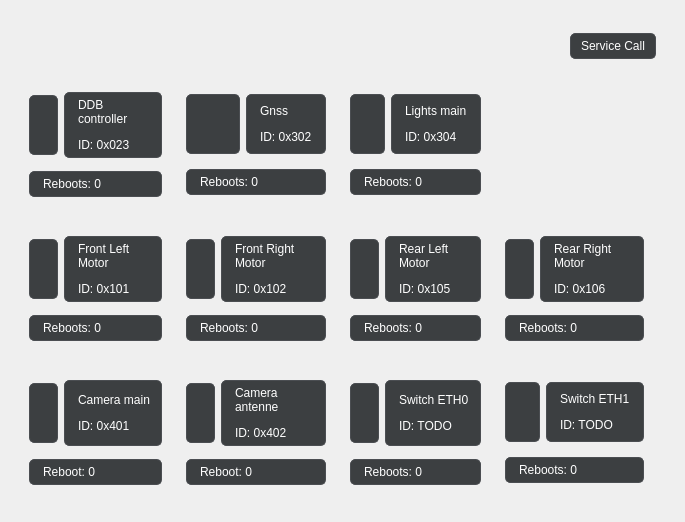
This is rover_gui/ui/ui/DeviceStatus.ui in robotique-udes/rover as Qt 5 draws it before an edit. The edited form follows.
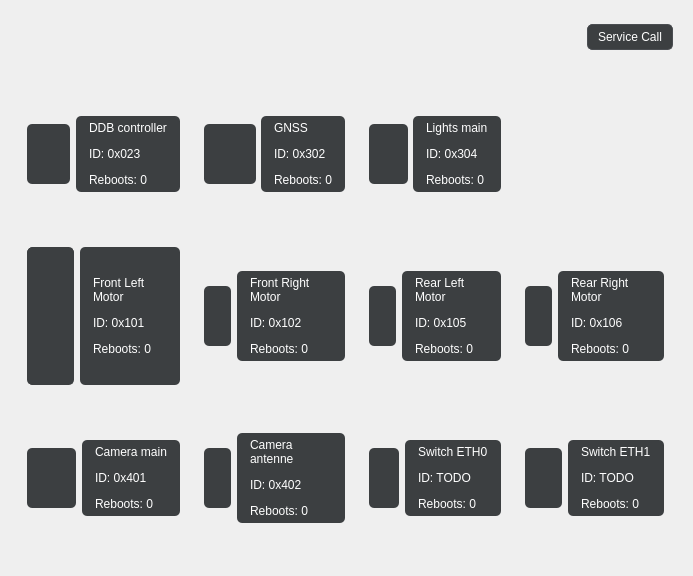
This is the edited form. Icons and pictures are not drawn.

What changed in the file:
```diff
--- a/rover_gui/ui/ui/DeviceStatus.ui
+++ b/rover_gui/ui/ui/DeviceStatus.ui
@@ -6,8 +6,8 @@
    <rect>
     <x>0</x>
     <y>0</y>
-    <width>685</width>
-    <height>522</height>
+    <width>693</width>
+    <height>576</height>
    </rect>
   </property>
   <property name="windowTitle">
@@ -17,380 +17,46 @@
    <string notr="true">QLabel {
 		background-color: #3c3f41;
 		color: #FFFFFF;
-		border: 1px solid #4b4e52;
 		border-radius: 5px;
 		padding: 5px 10px;
 }</string>
   </property>
   <layout class="QGridLayout" name="gridLayout_2">
    <item row="0" column="5">
-    <widget class="QWidget" name="deviceInfos" native="true">
-     <layout class="QGridLayout" name="gridLayout">
-      <item row="2" column="3">
-       <widget class="QWidget" name="rearleftMotor" native="true">
-        <layout class="QGridLayout" name="gridLayout_9">
-         <item row="0" column="0">
-          <widget class="QLabel" name="rearleftMotorIcon">
-           <property name="enabled">
-            <bool>true</bool>
-           </property>
-           <property name="sizePolicy">
-            <sizepolicy hsizetype="Minimum" vsizetype="Minimum">
-             <horstretch>0</horstretch>
-             <verstretch>0</verstretch>
-            </sizepolicy>
-           </property>
-           <property name="maximumSize">
-            <size>
-             <width>60</width>
-             <height>60</height>
-            </size>
-           </property>
-           <property name="autoFillBackground">
-            <bool>false</bool>
-           </property>
-           <property name="lineWidth">
-            <number>1</number>
-           </property>
-           <property name="text">
-            <string/>
-           </property>
-           <property name="pixmap">
-            <pixmap resource="../../src/Global/Constant/resources.qrc">:/icons/icons/motor.png</pixmap>
-           </property>
-           <property name="scaledContents">
-            <bool>true</bool>
-           </property>
-          </widget>
-         </item>
-         <item row="0" column="1">
-          <widget class="QLabel" name="rearleftMotorInfo">
-           <property name="text">
-            <string>&lt;html&gt;&lt;head/&gt;&lt;body&gt;&lt;p&gt;Rear Left Motor&lt;/p&gt;&lt;p&gt;ID: 0x105&lt;/p&gt;&lt;/body&gt;&lt;/html&gt;</string>
-           </property>
-           <property name="wordWrap">
-            <bool>true</bool>
-           </property>
-          </widget>
-         </item>
-         <item row="1" column="0" colspan="2">
-          <widget class="QLabel" name="rearleftMotorReboot">
-           <property name="sizePolicy">
-            <sizepolicy hsizetype="Preferred" vsizetype="Maximum">
-             <horstretch>0</horstretch>
-             <verstretch>0</verstretch>
-            </sizepolicy>
-           </property>
-           <property name="styleSheet">
-            <string notr="true"/>
-           </property>
-           <property name="text">
-            <string>&lt;html&gt;&lt;head/&gt;&lt;body&gt;&lt;p&gt;Reboots: 0&lt;/p&gt;&lt;/body&gt;&lt;/html&gt;</string>
-           </property>
-          </widget>
-         </item>
-        </layout>
-       </widget>
-      </item>
-      <item row="1" column="2">
-       <widget class="QWidget" name="gnss" native="true">
-        <layout class="QGridLayout" name="gridLayout_17">
-         <item row="0" column="1">
-          <widget class="QLabel" name="gnssInfo">
-           <property name="text">
-            <string>&lt;html&gt;&lt;head/&gt;&lt;body&gt;&lt;p&gt;Gnss&lt;/p&gt;&lt;p&gt;ID: 0x302&lt;/p&gt;&lt;/body&gt;&lt;/html&gt;</string>
-           </property>
-           <property name="wordWrap">
-            <bool>true</bool>
-           </property>
-          </widget>
-         </item>
-         <item row="0" column="0">
-          <widget class="QLabel" name="frontrightMotorIcon_3">
-           <property name="enabled">
-            <bool>true</bool>
-           </property>
-           <property name="sizePolicy">
-            <sizepolicy hsizetype="Minimum" vsizetype="Minimum">
-             <horstretch>0</horstretch>
-             <verstretch>0</verstretch>
-            </sizepolicy>
-           </property>
-           <property name="maximumSize">
-            <size>
-             <width>60</width>
-             <height>60</height>
-            </size>
-           </property>
-           <property name="autoFillBackground">
-            <bool>false</bool>
-           </property>
-           <property name="lineWidth">
-            <number>1</number>
-           </property>
-           <property name="text">
-            <string/>
-           </property>
-           <property name="pixmap">
-            <pixmap resource="../../src/Global/Constant/resources.qrc">:/icons/icons/gnss.png</pixmap>
-           </property>
-           <property name="scaledContents">
-            <bool>true</bool>
-           </property>
-          </widget>
-         </item>
-         <item row="1" column="0" colspan="2">
-          <widget class="QLabel" name="gnssReboot">
-           <property name="sizePolicy">
-            <sizepolicy hsizetype="Preferred" vsizetype="Maximum">
-             <horstretch>0</horstretch>
-             <verstretch>0</verstretch>
-            </sizepolicy>
-           </property>
-           <property name="text">
-            <string>Reboots: 0</string>
-           </property>
-           <property name="wordWrap">
-            <bool>true</bool>
-           </property>
-          </widget>
-         </item>
-        </layout>
-       </widget>
-      </item>
-      <item row="3" column="1">
-       <widget class="QWidget" name="cameraMain" native="true">
-        <layout class="QGridLayout" name="gridLayout_15">
-         <item row="0" column="1">
-          <widget class="QLabel" name="cameraMainInfo">
-           <property name="text">
-            <string>&lt;html&gt;&lt;head/&gt;&lt;body&gt;&lt;p&gt;Camera main&lt;/p&gt;&lt;p&gt;ID: 0x401&lt;/p&gt;&lt;/body&gt;&lt;/html&gt;</string>
-           </property>
-           <property name="wordWrap">
-            <bool>true</bool>
-           </property>
-          </widget>
-         </item>
-         <item row="0" column="0">
-          <widget class="QLabel" name="CamMainIcon">
-           <property name="enabled">
-            <bool>true</bool>
-           </property>
-           <property name="sizePolicy">
-            <sizepolicy hsizetype="Minimum" vsizetype="Minimum">
-             <horstretch>0</horstretch>
-             <verstretch>0</verstretch>
-            </sizepolicy>
-           </property>
-           <property name="maximumSize">
-            <size>
-             <width>60</width>
-             <height>60</height>
-            </size>
-           </property>
-           <property name="autoFillBackground">
-            <bool>false</bool>
-           </property>
-           <property name="lineWidth">
-            <number>1</number>
-           </property>
-           <property name="text">
-            <string/>
-           </property>
-           <property name="pixmap">
-            <pixmap resource="../../src/Global/Constant/resources.qrc">:/icons/icons/camera.png</pixmap>
-           </property>
-           <property name="scaledContents">
-            <bool>true</bool>
-           </property>
-          </widget>
-         </item>
-         <item row="1" column="0" colspan="2">
-          <widget class="QLabel" name="cameraMainReboot">
-           <property name="sizePolicy">
-            <sizepolicy hsizetype="Preferred" vsizetype="Maximum">
-             <horstretch>0</horstretch>
-             <verstretch>0</verstretch>
-            </sizepolicy>
-           </property>
-           <property name="text">
-            <string>Reboot: 0</string>
-           </property>
-           <property name="wordWrap">
-            <bool>true</bool>
-           </property>
-          </widget>
-         </item>
-        </layout>
-       </widget>
-      </item>
-      <item row="2" column="1">
-       <widget class="QWidget" name="frontleftMotor" native="true">
-        <layout class="QGridLayout" name="gridLayout_11">
-         <item row="0" column="0">
-          <widget class="QLabel" name="frontleftMotorIcon">
-           <property name="enabled">
-            <bool>true</bool>
-           </property>
-           <property name="sizePolicy">
-            <sizepolicy hsizetype="Minimum" vsizetype="Minimum">
-             <horstretch>0</horstretch>
-             <verstretch>0</verstretch>
-            </sizepolicy>
-           </property>
-           <property name="maximumSize">
-            <size>
-             <width>60</width>
-             <height>60</height>
-            </size>
-           </property>
-           <property name="autoFillBackground">
-            <bool>false</bool>
-           </property>
-           <property name="lineWidth">
-            <number>1</number>
-           </property>
-           <property name="text">
-            <string/>
-           </property>
-           <property name="pixmap">
-            <pixmap resource="../../src/Global/Constant/resources.qrc">:/icons/icons/motor.png</pixmap>
-           </property>
-           <property name="scaledContents">
-            <bool>true</bool>
-           </property>
-          </widget>
-         </item>
-         <item row="0" column="1">
-          <widget class="QLabel" name="frontleftMotorInfo">
-           <property name="text">
-            <string>&lt;html&gt;&lt;head/&gt;&lt;body&gt;&lt;p&gt;Front Left Motor&lt;/p&gt;&lt;p&gt;ID: 0x101&lt;/p&gt;&lt;/body&gt;&lt;/html&gt;</string>
-           </property>
-           <property name="wordWrap">
-            <bool>true</bool>
-           </property>
-          </widget>
-         </item>
-         <item row="1" column="0" colspan="2">
-          <widget class="QLabel" name="frontleftMotorReboot">
-           <property name="sizePolicy">
-            <sizepolicy hsizetype="Preferred" vsizetype="Maximum">
-             <horstretch>0</horstretch>
-             <verstretch>0</verstretch>
-            </sizepolicy>
-           </property>
-           <property name="styleSheet">
-            <string notr="true"/>
-           </property>
-           <property name="text">
-            <string>&lt;html&gt;&lt;head/&gt;&lt;body&gt;&lt;p&gt;Reboots: 0&lt;/p&gt;&lt;/body&gt;&lt;/html&gt;</string>
-           </property>
-          </widget>
-         </item>
-        </layout>
-       </widget>
-      </item>
-      <item row="2" column="2">
-       <widget class="QWidget" name="frontrightMotor" native="true">
-        <layout class="QGridLayout" name="gridLayout_3">
-         <item row="0" column="0">
-          <widget class="QLabel" name="frontrightMotorIcon">
-           <property name="enabled">
-            <bool>true</bool>
-           </property>
-           <property name="sizePolicy">
-            <sizepolicy hsizetype="Minimum" vsizetype="Minimum">
-             <horstretch>0</horstretch>
-             <verstretch>0</verstretch>
-            </sizepolicy>
-           </property>
-           <property name="maximumSize">
-            <size>
-             <width>60</width>
-             <height>60</height>
-            </size>
-           </property>
-           <property name="autoFillBackground">
-            <bool>false</bool>
-           </property>
-           <property name="lineWidth">
-            <number>1</number>
-           </property>
-           <property name="text">
-            <string/>
-           </property>
-           <property name="pixmap">
-            <pixmap resource="../../src/Global/Constant/resources.qrc">:/icons/icons/motor.png</pixmap>
-           </property>
-           <property name="scaledContents">
-            <bool>true</bool>
-           </property>
-          </widget>
-         </item>
-         <item row="1" column="0" colspan="2">
-          <widget class="QLabel" name="frontrightMotorReboot">
-           <property name="sizePolicy">
-            <sizepolicy hsizetype="Preferred" vsizetype="Maximum">
-             <horstretch>0</horstretch>
-             <verstretch>0</verstretch>
-            </sizepolicy>
-           </property>
-           <property name="styleSheet">
-            <string notr="true"/>
-           </property>
-           <property name="text">
-            <string>&lt;html&gt;&lt;head/&gt;&lt;body&gt;&lt;p&gt;Reboots: 0&lt;/p&gt;&lt;/body&gt;&lt;/html&gt;</string>
-           </property>
-          </widget>
-         </item>
-         <item row="0" column="1">
-          <widget class="QLabel" name="frontrightMotorInfo">
-           <property name="text">
-            <string>&lt;html&gt;&lt;head/&gt;&lt;body&gt;&lt;p&gt;Front Right Motor&lt;/p&gt;&lt;p&gt;ID: 0x102&lt;/p&gt;&lt;/body&gt;&lt;/html&gt;</string>
-           </property>
-           <property name="wordWrap">
-            <bool>true</bool>
-           </property>
-          </widget>
-         </item>
-        </layout>
-       </widget>
-      </item>
-      <item row="0" column="1" colspan="6">
-       <widget class="QWidget" name="serviceCall" native="true">
-        <property name="sizePolicy">
-         <sizepolicy hsizetype="Minimum" vsizetype="Minimum">
-          <horstretch>0</horstretch>
-          <verstretch>0</verstretch>
-         </sizepolicy>
+    <widget class="QWidget" name="serviceCall" native="true">
+     <property name="sizePolicy">
+      <sizepolicy hsizetype="Minimum" vsizetype="Minimum">
+       <horstretch>0</horstretch>
+       <verstretch>0</verstretch>
+      </sizepolicy>
+     </property>
+     <property name="maximumSize">
+      <size>
+       <width>16777215</width>
+       <height>50</height>
+      </size>
+     </property>
+     <layout class="QHBoxLayout" name="horizontalLayout_2">
+      <property name="bottomMargin">
+       <number>7</number>
+      </property>
+      <item>
+       <spacer name="horizontalSpacer">
+        <property name="orientation">
+         <enum>Qt::Horizontal</enum>
         </property>
-        <property name="maximumSize">
+        <property name="sizeHint" stdset="0">
          <size>
-          <width>16777215</width>
-          <height>50</height>
+          <width>40</width>
+          <height>20</height>
          </size>
         </property>
-        <layout class="QHBoxLayout" name="horizontalLayout">
-         <property name="bottomMargin">
-          <number>7</number>
-         </property>
-         <item>
-          <spacer name="horizontalSpacer">
-           <property name="orientation">
-            <enum>Qt::Horizontal</enum>
-           </property>
-           <property name="sizeHint" stdset="0">
-            <size>
-             <width>40</width>
-             <height>20</height>
-            </size>
-           </property>
-          </spacer>
-         </item>
-         <item>
-          <widget class="QPushButton" name="pb_serviceCall">
-           <property name="styleSheet">
-            <string notr="true">QPushButton {
+       </spacer>
+      </item>
+      <item>
+       <widget class="QPushButton" name="pb_serviceCall">
+        <property name="styleSheet">
+         <string notr="true">QPushButton {
 		background-color: #3c3f41;
 		color: #FFFFFF;
 		border: 1px solid #4b4e52;
@@ -401,9 +67,171 @@
 QPushButton:hover {
     background-color: #4d4d4d;
 }</string>
+        </property>
+        <property name="text">
+         <string>Service Call</string>
+        </property>
+       </widget>
+      </item>
+     </layout>
+    </widget>
+   </item>
+   <item row="1" column="5">
+    <widget class="QWidget" name="deviceInfos" native="true">
+     <layout class="QGridLayout" name="gridLayout">
+      <property name="leftMargin">
+       <number>7</number>
+      </property>
+      <item row="0" column="3">
+       <widget class="QWidget" name="lightsMain" native="true">
+        <layout class="QGridLayout" name="gridLayout_16">
+         <property name="spacing">
+          <number>5</number>
+         </property>
+         <item row="0" column="1">
+          <widget class="QLabel" name="lightsMainInfo">
+           <property name="text">
+            <string>&lt;html&gt;&lt;head/&gt;&lt;body&gt;&lt;p&gt;Lights main&lt;/p&gt;&lt;p&gt;ID: 0x304&lt;/p&gt;&lt;p&gt;Reboots: 0&lt;/p&gt;&lt;/body&gt;&lt;/html&gt;</string>
            </property>
+           <property name="wordWrap">
+            <bool>true</bool>
+           </property>
+          </widget>
+         </item>
+         <item row="0" column="0">
+          <widget class="QLabel" name="lightsMainIcon">
+           <property name="enabled">
+            <bool>true</bool>
+           </property>
+           <property name="sizePolicy">
+            <sizepolicy hsizetype="Minimum" vsizetype="Minimum">
+             <horstretch>0</horstretch>
+             <verstretch>0</verstretch>
+            </sizepolicy>
+           </property>
+           <property name="maximumSize">
+            <size>
+             <width>60</width>
+             <height>60</height>
+            </size>
+           </property>
+           <property name="autoFillBackground">
+            <bool>false</bool>
+           </property>
+           <property name="lineWidth">
+            <number>1</number>
+           </property>
            <property name="text">
-            <string>Service Call</string>
+            <string/>
+           </property>
+           <property name="pixmap">
+            <pixmap resource="../../src/Global/Constant/resources.qrc">:/icons/icons/light.png</pixmap>
+           </property>
+           <property name="scaledContents">
+            <bool>true</bool>
+           </property>
+          </widget>
+         </item>
+        </layout>
+       </widget>
+      </item>
+      <item row="1" column="4">
+       <widget class="QWidget" name="rearrightMotor" native="true">
+        <layout class="QGridLayout" name="gridLayout_10">
+         <item row="0" column="1">
+          <widget class="QLabel" name="rearrightMotorIcon">
+           <property name="enabled">
+            <bool>true</bool>
+           </property>
+           <property name="sizePolicy">
+            <sizepolicy hsizetype="Minimum" vsizetype="Minimum">
+             <horstretch>0</horstretch>
+             <verstretch>0</verstretch>
+            </sizepolicy>
+           </property>
+           <property name="maximumSize">
+            <size>
+             <width>60</width>
+             <height>60</height>
+            </size>
+           </property>
+           <property name="autoFillBackground">
+            <bool>false</bool>
+           </property>
+           <property name="lineWidth">
+            <number>1</number>
+           </property>
+           <property name="text">
+            <string/>
+           </property>
+           <property name="pixmap">
+            <pixmap resource="../../src/Global/Constant/resources.qrc">:/icons/icons/motor.png</pixmap>
+           </property>
+           <property name="scaledContents">
+            <bool>true</bool>
+           </property>
+          </widget>
+         </item>
+         <item row="0" column="2">
+          <widget class="QLabel" name="rearrightMotorInfo">
+           <property name="text">
+            <string>&lt;html&gt;&lt;head/&gt;&lt;body&gt;&lt;p&gt;Rear Right Motor&lt;/p&gt;&lt;p&gt;ID: 0x106&lt;/p&gt;&lt;p&gt;Reboots: 0&lt;/p&gt;&lt;/body&gt;&lt;/html&gt;</string>
+           </property>
+           <property name="wordWrap">
+            <bool>true</bool>
+           </property>
+          </widget>
+         </item>
+        </layout>
+       </widget>
+      </item>
+      <item row="0" column="1">
+       <widget class="QWidget" name="ddbController" native="true">
+        <layout class="QGridLayout" name="gridLayout_18">
+         <property name="verticalSpacing">
+          <number>5</number>
+         </property>
+         <item row="0" column="0">
+          <widget class="QLabel" name="ddbControllerIcon">
+           <property name="enabled">
+            <bool>true</bool>
+           </property>
+           <property name="sizePolicy">
+            <sizepolicy hsizetype="Minimum" vsizetype="Minimum">
+             <horstretch>0</horstretch>
+             <verstretch>0</verstretch>
+            </sizepolicy>
+           </property>
+           <property name="maximumSize">
+            <size>
+             <width>60</width>
+             <height>60</height>
+            </size>
+           </property>
+           <property name="autoFillBackground">
+            <bool>false</bool>
+           </property>
+           <property name="lineWidth">
+            <number>1</number>
+           </property>
+           <property name="text">
+            <string/>
+           </property>
+           <property name="pixmap">
+            <pixmap resource="../../src/Global/Constant/resources.qrc">:/icons/icons/ddb.png</pixmap>
+           </property>
+           <property name="scaledContents">
+            <bool>true</bool>
+           </property>
+          </widget>
+         </item>
+         <item row="0" column="2">
+          <widget class="QLabel" name="ddbControllerInfo">
+           <property name="text">
+            <string>&lt;html&gt;&lt;head/&gt;&lt;body&gt;&lt;p&gt;DDB controller&lt;/p&gt;&lt;p&gt;ID: 0x023&lt;/p&gt;&lt;p&gt;Reboots: 0&lt;/p&gt;&lt;/body&gt;&lt;/html&gt;</string>
+           </property>
+           <property name="wordWrap">
+            <bool>true</bool>
            </property>
           </widget>
          </item>
@@ -447,26 +275,10 @@
            </property>
           </widget>
          </item>
-         <item row="1" column="0" colspan="2">
-          <widget class="QLabel" name="switchETH0Reboot">
-           <property name="sizePolicy">
-            <sizepolicy hsizetype="Preferred" vsizetype="Maximum">
-             <horstretch>0</horstretch>
-             <verstretch>0</verstretch>
-            </sizepolicy>
-           </property>
-           <property name="styleSheet">
-            <string notr="true"/>
-           </property>
-           <property name="text">
-            <string>&lt;html&gt;&lt;head/&gt;&lt;body&gt;&lt;p&gt;Reboots: 0&lt;/p&gt;&lt;/body&gt;&lt;/html&gt;</string>
-           </property>
-          </widget>
-         </item>
          <item row="0" column="1">
           <widget class="QLabel" name="switchETH0Info">
            <property name="text">
-            <string>&lt;html&gt;&lt;head/&gt;&lt;body&gt;&lt;p&gt;Switch ETH0&lt;/p&gt;&lt;p&gt;ID: TODO&lt;/p&gt;&lt;/body&gt;&lt;/html&gt;</string>
+            <string>&lt;html&gt;&lt;head/&gt;&lt;body&gt;&lt;p&gt;Switch ETH0&lt;/p&gt;&lt;p&gt;ID: TODO&lt;/p&gt;&lt;p&gt;Reboots: 0&lt;/p&gt;&lt;/body&gt;&lt;/html&gt;</string>
            </property>
            <property name="wordWrap">
             <bool>true</bool>
@@ -476,19 +288,62 @@
         </layout>
        </widget>
       </item>
+      <item row="0" column="2">
+       <widget class="QWidget" name="gnss" native="true">
+        <layout class="QGridLayout" name="gridLayout_17">
+         <property name="spacing">
+          <number>5</number>
+         </property>
+         <item row="0" column="1">
+          <widget class="QLabel" name="gnssInfo">
+           <property name="text">
+            <string>&lt;html&gt;&lt;head/&gt;&lt;body&gt;&lt;p&gt;GNSS&lt;/p&gt;&lt;p&gt;ID: 0x302&lt;/p&gt;&lt;p&gt;Reboots: 0&lt;/p&gt;&lt;/body&gt;&lt;/html&gt;</string>
+           </property>
+           <property name="wordWrap">
+            <bool>true</bool>
+           </property>
+          </widget>
+         </item>
+         <item row="0" column="0">
+          <widget class="QLabel" name="gnssIcon">
+           <property name="enabled">
+            <bool>true</bool>
+           </property>
+           <property name="sizePolicy">
+            <sizepolicy hsizetype="Minimum" vsizetype="Minimum">
+             <horstretch>0</horstretch>
+             <verstretch>0</verstretch>
+            </sizepolicy>
+           </property>
+           <property name="maximumSize">
+            <size>
+             <width>60</width>
+             <height>60</height>
+            </size>
+           </property>
+           <property name="autoFillBackground">
+            <bool>false</bool>
+           </property>
+           <property name="lineWidth">
+            <number>1</number>
+           </property>
+           <property name="text">
+            <string/>
+           </property>
+           <property name="pixmap">
+            <pixmap resource="../../src/Global/Constant/resources.qrc">:/icons/icons/gnss.png</pixmap>
+           </property>
+           <property name="scaledContents">
+            <bool>true</bool>
+           </property>
+          </widget>
+         </item>
+        </layout>
+       </widget>
+      </item>
       <item row="3" column="2">
        <widget class="QWidget" name="cameraAntenne" native="true">
         <layout class="QGridLayout" name="gridLayout_8">
-         <item row="0" column="1">
-          <widget class="QLabel" name="cameraAntenneInfo">
-           <property name="text">
-            <string>&lt;html&gt;&lt;head/&gt;&lt;body&gt;&lt;p&gt;Camera antenne&lt;/p&gt;&lt;p&gt;ID: 0x402&lt;/p&gt;&lt;/body&gt;&lt;/html&gt;</string>
-           </property>
-           <property name="wordWrap">
-            <bool>true</bool>
-           </property>
-          </widget>
-         </item>
          <item row="0" column="0">
           <widget class="QLabel" name="camAntIcon">
            <property name="enabled">
@@ -523,16 +378,137 @@
            </property>
           </widget>
          </item>
-         <item row="1" column="0" colspan="2">
-          <widget class="QLabel" name="cameraAntenneReboot">
+         <item row="0" column="1">
+          <widget class="QLabel" name="cameraAntenneInfo">
+           <property name="text">
+            <string>&lt;html&gt;&lt;head/&gt;&lt;body&gt;&lt;p&gt;Camera antenne&lt;/p&gt;&lt;p&gt;ID: 0x402&lt;/p&gt;&lt;p&gt;Reboots: 0&lt;/p&gt;&lt;/body&gt;&lt;/html&gt;</string>
+           </property>
+           <property name="wordWrap">
+            <bool>true</bool>
+           </property>
+          </widget>
+         </item>
+        </layout>
+       </widget>
+      </item>
+      <item row="1" column="1">
+       <widget class="QWidget" name="frontleftMotor" native="true">
+        <layout class="QGridLayout" name="gridLayout_11">
+         <item row="0" column="2">
+          <widget class="QLabel" name="frontleftMotorInfo">
            <property name="sizePolicy">
-            <sizepolicy hsizetype="Preferred" vsizetype="Maximum">
+            <sizepolicy hsizetype="Preferred" vsizetype="Preferred">
              <horstretch>0</horstretch>
              <verstretch>0</verstretch>
             </sizepolicy>
            </property>
            <property name="text">
-            <string>Reboot: 0</string>
+            <string>&lt;html&gt;&lt;head/&gt;&lt;body&gt;&lt;p&gt;Front Left Motor&lt;/p&gt;&lt;p&gt;ID: 0x101&lt;/p&gt;&lt;p&gt;Reboots: 0&lt;/p&gt;&lt;/body&gt;&lt;/html&gt;</string>
+           </property>
+           <property name="wordWrap">
+            <bool>true</bool>
+           </property>
+          </widget>
+         </item>
+         <item row="0" column="1">
+          <widget class="QWidget" name="widget" native="true">
+           <property name="sizePolicy">
+            <sizepolicy hsizetype="Preferred" vsizetype="Preferred">
+             <horstretch>0</horstretch>
+             <verstretch>0</verstretch>
+            </sizepolicy>
+           </property>
+           <property name="styleSheet">
+            <string notr="true">QWidget {
+		background-color: #3c3f41;
+		color: #FFFFFF;
+		border: 1px solid #3c3f41;
+		border-radius: 5px;
+		padding: 5px 10px;
+}</string>
+           </property>
+           <layout class="QGridLayout" name="gridLayout_19">
+            <item row="0" column="0">
+             <widget class="QLabel" name="frontleftMotorIcon">
+              <property name="enabled">
+               <bool>true</bool>
+              </property>
+              <property name="sizePolicy">
+               <sizepolicy hsizetype="Minimum" vsizetype="Minimum">
+                <horstretch>0</horstretch>
+                <verstretch>0</verstretch>
+               </sizepolicy>
+              </property>
+              <property name="maximumSize">
+               <size>
+                <width>60</width>
+                <height>60</height>
+               </size>
+              </property>
+              <property name="autoFillBackground">
+               <bool>false</bool>
+              </property>
+              <property name="lineWidth">
+               <number>1</number>
+              </property>
+              <property name="text">
+               <string/>
+              </property>
+              <property name="pixmap">
+               <pixmap resource="../../src/Global/Constant/resources.qrc">:/icons/icons/motor.png</pixmap>
+              </property>
+              <property name="scaledContents">
+               <bool>true</bool>
+              </property>
+             </widget>
+            </item>
+           </layout>
+          </widget>
+         </item>
+        </layout>
+       </widget>
+      </item>
+      <item row="3" column="1">
+       <widget class="QWidget" name="cameraMain" native="true">
+        <layout class="QGridLayout" name="gridLayout_15">
+         <item row="0" column="0">
+          <widget class="QLabel" name="CamMainIcon">
+           <property name="enabled">
+            <bool>true</bool>
+           </property>
+           <property name="sizePolicy">
+            <sizepolicy hsizetype="Minimum" vsizetype="Minimum">
+             <horstretch>0</horstretch>
+             <verstretch>0</verstretch>
+            </sizepolicy>
+           </property>
+           <property name="maximumSize">
+            <size>
+             <width>60</width>
+             <height>60</height>
+            </size>
+           </property>
+           <property name="autoFillBackground">
+            <bool>false</bool>
+           </property>
+           <property name="lineWidth">
+            <number>1</number>
+           </property>
+           <property name="text">
+            <string/>
+           </property>
+           <property name="pixmap">
+            <pixmap resource="../../src/Global/Constant/resources.qrc">:/icons/icons/camera.png</pixmap>
+           </property>
+           <property name="scaledContents">
+            <bool>true</bool>
+           </property>
+          </widget>
+         </item>
+         <item row="0" column="1">
+          <widget class="QLabel" name="cameraMainInfo">
+           <property name="text">
+            <string>&lt;html&gt;&lt;head/&gt;&lt;body&gt;&lt;p&gt;Camera main&lt;/p&gt;&lt;p&gt;ID: 0x401&lt;/p&gt;&lt;p&gt;Reboots: 0&lt;/p&gt;&lt;/body&gt;&lt;/html&gt;</string>
            </property>
            <property name="wordWrap">
             <bool>true</bool>
@@ -579,26 +555,10 @@
            </property>
           </widget>
          </item>
-         <item row="1" column="0" colspan="2">
-          <widget class="QLabel" name="switchETH1Reboot">
-           <property name="sizePolicy">
-            <sizepolicy hsizetype="Preferred" vsizetype="Maximum">
-             <horstretch>0</horstretch>
-             <verstretch>0</verstretch>
-            </sizepolicy>
-           </property>
-           <property name="styleSheet">
-            <string notr="true"/>
-           </property>
-           <property name="text">
-            <string>&lt;html&gt;&lt;head/&gt;&lt;body&gt;&lt;p&gt;Reboots: 0&lt;/p&gt;&lt;/body&gt;&lt;/html&gt;</string>
-           </property>
-          </widget>
-         </item>
          <item row="0" column="1">
           <widget class="QLabel" name="switchETH1Info">
            <property name="text">
-            <string>&lt;html&gt;&lt;head/&gt;&lt;body&gt;&lt;p&gt;Switch ETH1&lt;/p&gt;&lt;p&gt;ID: TODO&lt;/p&gt;&lt;/body&gt;&lt;/html&gt;</string>
+            <string>&lt;html&gt;&lt;head/&gt;&lt;body&gt;&lt;p&gt;Switch ETH1&lt;/p&gt;&lt;p&gt;ID: TODO&lt;/p&gt;&lt;p&gt;Reboots: 0&lt;/p&gt;&lt;/body&gt;&lt;/html&gt;</string>
            </property>
            <property name="wordWrap">
             <bool>true</bool>
@@ -608,13 +568,13 @@
         </layout>
        </widget>
       </item>
-      <item row="1" column="1">
-       <widget class="QWidget" name="ddbController" native="true">
-        <layout class="QGridLayout" name="gridLayout_18">
+      <item row="1" column="2">
+       <widget class="QWidget" name="frontrightMotor" native="true">
+        <layout class="QGridLayout" name="gridLayout_3">
          <item row="0" column="1">
-          <widget class="QLabel" name="ddbControllerInfo">
+          <widget class="QLabel" name="frontrightMotorInfo">
            <property name="text">
-            <string>&lt;html&gt;&lt;head/&gt;&lt;body&gt;&lt;p&gt;DDB controller&lt;/p&gt;&lt;p&gt;ID: 0x023&lt;/p&gt;&lt;/body&gt;&lt;/html&gt;</string>
+            <string>&lt;html&gt;&lt;head/&gt;&lt;body&gt;&lt;p&gt;Front Right Motor&lt;/p&gt;&lt;p&gt;ID: 0x102&lt;/p&gt;&lt;p&gt;Reboots: 0&lt;/p&gt;&lt;/body&gt;&lt;/html&gt;</string>
            </property>
            <property name="wordWrap">
             <bool>true</bool>
@@ -622,7 +582,7 @@
           </widget>
          </item>
          <item row="0" column="0">
-          <widget class="QLabel" name="frontrightMotorIcon_4">
+          <widget class="QLabel" name="frontrightMotorIcon">
            <property name="enabled">
             <bool>true</bool>
            </property>
@@ -655,122 +615,14 @@
            </property>
           </widget>
          </item>
-         <item row="1" column="0" colspan="2">
-          <widget class="QLabel" name="ddbControllerReboot">
-           <property name="sizePolicy">
-            <sizepolicy hsizetype="Preferred" vsizetype="Maximum">
-             <horstretch>0</horstretch>
-             <verstretch>0</verstretch>
-            </sizepolicy>
-           </property>
-           <property name="text">
-            <string>Reboots: 0</string>
-           </property>
-           <property name="wordWrap">
-            <bool>true</bool>
-           </property>
-          </widget>
-         </item>
         </layout>
        </widget>
       </item>
       <item row="1" column="3">
-       <widget class="QWidget" name="lightsMain" native="true">
-        <layout class="QGridLayout" name="gridLayout_16">
-         <item row="0" column="1">
-          <widget class="QLabel" name="lightsMainInfo">
-           <property name="text">
-            <string>&lt;html&gt;&lt;head/&gt;&lt;body&gt;&lt;p&gt;Lights main&lt;/p&gt;&lt;p&gt;ID: 0x304&lt;/p&gt;&lt;/body&gt;&lt;/html&gt;</string>
-           </property>
-           <property name="wordWrap">
-            <bool>true</bool>
-           </property>
-          </widget>
-         </item>
+       <widget class="QWidget" name="rearleftMotor" native="true">
+        <layout class="QGridLayout" name="gridLayout_9">
          <item row="0" column="0">
-          <widget class="QLabel" name="frontrightMotorIcon_2">
-           <property name="enabled">
-            <bool>true</bool>
-           </property>
-           <property name="sizePolicy">
-            <sizepolicy hsizetype="Minimum" vsizetype="Minimum">
-             <horstretch>0</horstretch>
-             <verstretch>0</verstretch>
-            </sizepolicy>
-           </property>
-           <property name="maximumSize">
-            <size>
-             <width>60</width>
-             <height>60</height>
-            </size>
-           </property>
-           <property name="autoFillBackground">
-            <bool>false</bool>
-           </property>
-           <property name="lineWidth">
-            <number>1</number>
-           </property>
-           <property name="text">
-            <string/>
-           </property>
-           <property name="pixmap">
-            <pixmap resource="../../src/Global/Constant/resources.qrc">:/icons/icons/light.png</pixmap>
-           </property>
-           <property name="scaledContents">
-            <bool>true</bool>
-           </property>
-          </widget>
-         </item>
-         <item row="1" column="0" colspan="2">
-          <widget class="QLabel" name="lightsMainReboot">
-           <property name="sizePolicy">
-            <sizepolicy hsizetype="Preferred" vsizetype="Maximum">
-             <horstretch>0</horstretch>
-             <verstretch>0</verstretch>
-            </sizepolicy>
-           </property>
-           <property name="text">
-            <string>Reboots: 0</string>
-           </property>
-           <property name="wordWrap">
-            <bool>true</bool>
-           </property>
-          </widget>
-         </item>
-        </layout>
-       </widget>
-      </item>
-      <item row="2" column="4">
-       <widget class="QWidget" name="rearrightMotor" native="true">
-        <layout class="QGridLayout" name="gridLayout_10">
-         <item row="1" column="1" colspan="2">
-          <widget class="QLabel" name="rearrightMotorReboot">
-           <property name="sizePolicy">
-            <sizepolicy hsizetype="Preferred" vsizetype="Maximum">
-             <horstretch>0</horstretch>
-             <verstretch>0</verstretch>
-            </sizepolicy>
-           </property>
-           <property name="styleSheet">
-            <string notr="true"/>
-           </property>
-           <property name="text">
-            <string>&lt;html&gt;&lt;head/&gt;&lt;body&gt;&lt;p&gt;Reboots: 0&lt;/p&gt;&lt;/body&gt;&lt;/html&gt;</string>
-           </property>
-          </widget>
-         </item>
-         <item row="0" column="2">
-          <widget class="QLabel" name="rearrightMotorInfo">
-           <property name="text">
-            <string>&lt;html&gt;&lt;head/&gt;&lt;body&gt;&lt;p&gt;Rear Right Motor&lt;/p&gt;&lt;p&gt;ID: 0x106&lt;/p&gt;&lt;/body&gt;&lt;/html&gt;</string>
-           </property>
-           <property name="wordWrap">
-            <bool>true</bool>
-           </property>
-          </widget>
-         </item>
-         <item row="0" column="1">
-          <widget class="QLabel" name="rearrightMotorIcon">
+          <widget class="QLabel" name="rearleftMotorIcon">
            <property name="enabled">
             <bool>true</bool>
            </property>
@@ -803,6 +655,16 @@
            </property>
           </widget>
          </item>
+         <item row="0" column="1">
+          <widget class="QLabel" name="rearleftMotorInfo">
+           <property name="text">
+            <string>&lt;html&gt;&lt;head/&gt;&lt;body&gt;&lt;p&gt;Rear Left Motor&lt;/p&gt;&lt;p&gt;ID: 0x105&lt;/p&gt;&lt;p&gt;Reboots: 0&lt;/p&gt;&lt;/body&gt;&lt;/html&gt;</string>
+           </property>
+           <property name="wordWrap">
+            <bool>true</bool>
+           </property>
+          </widget>
+         </item>
         </layout>
        </widget>
       </item>
```
Left out of the diff: 4 changed lines with no effect on the pictures.
